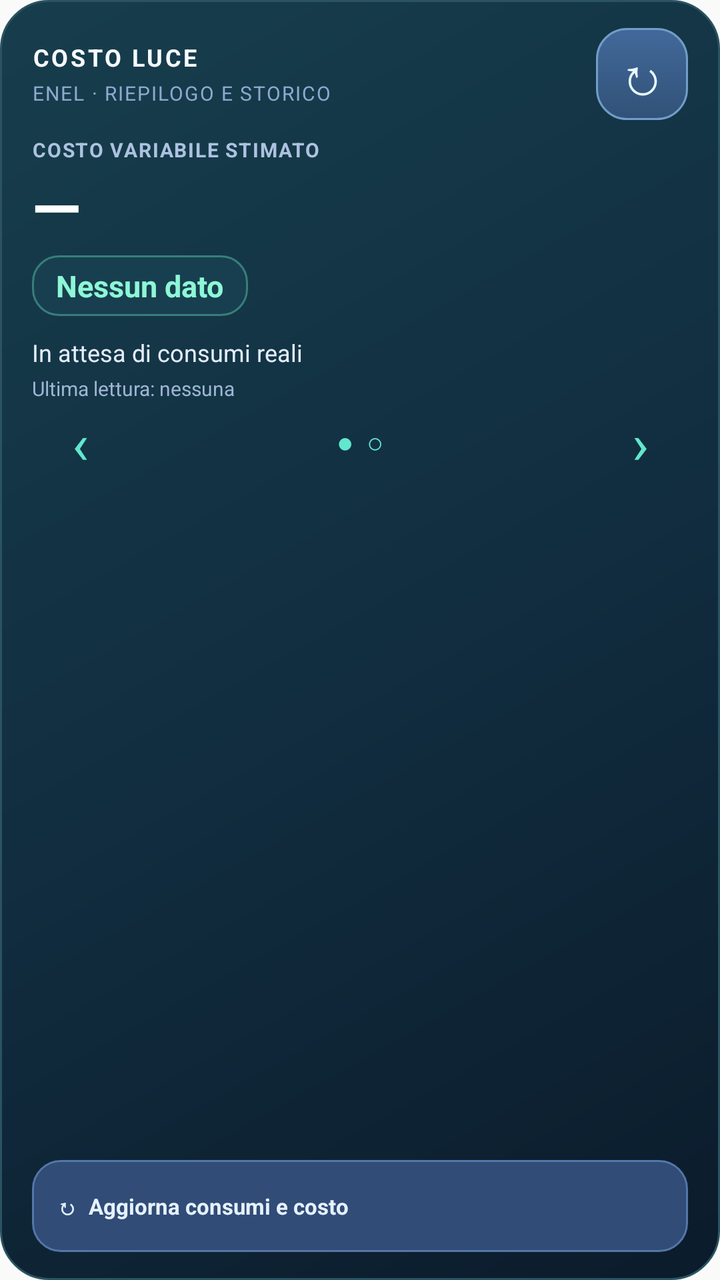
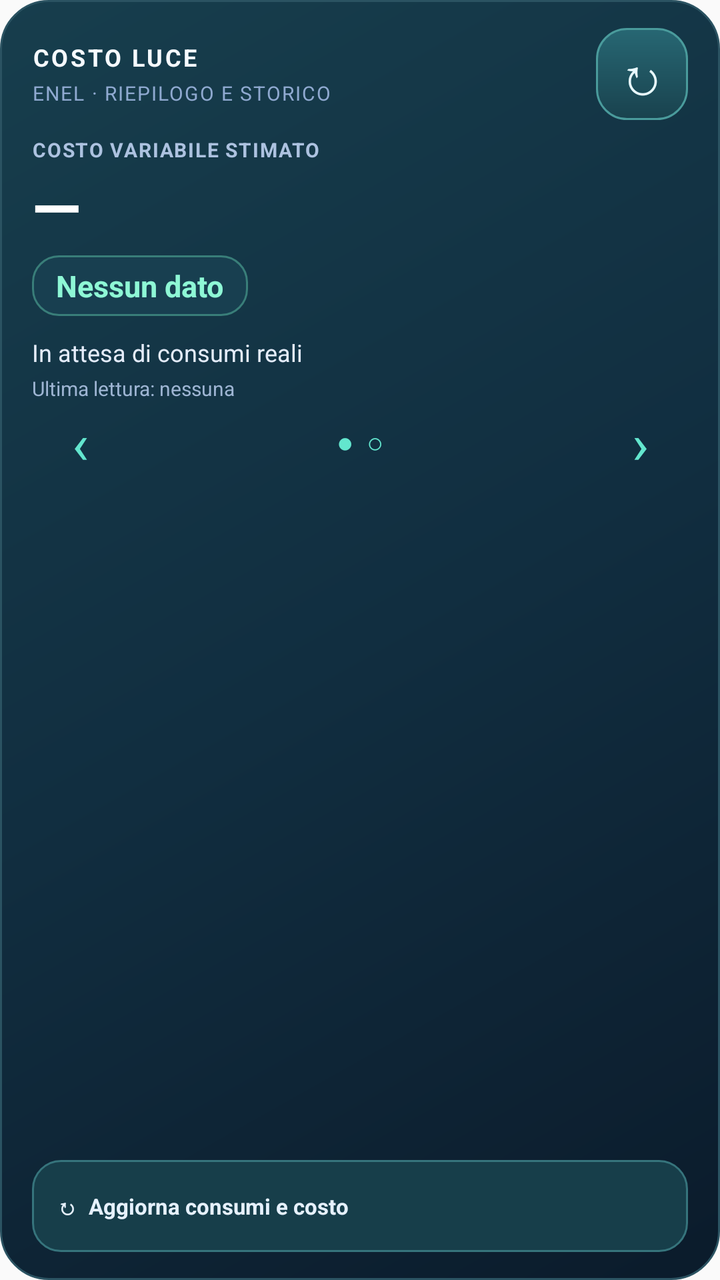

Screens rendered from an Android XML layout before and after an edit, with the pre-edit source and the edit as a unified diff.
<!-- AndroidManifest.xml: application theme android:Theme.Material.Light.NoActionBar -->
<!-- res/layout/costoluce_widget.xml -->
<?xml version="1.0" encoding="utf-8"?>
<LinearLayout xmlns:android="http://schemas.android.com/apk/res/android"
    android:id="@+id/widget_root"
    android:layout_width="match_parent"
    android:layout_height="match_parent"
    android:orientation="vertical"
    android:gravity="top"
    android:background="@drawable/costoluce_widget_bg"
    android:paddingLeft="16dp"
    android:paddingRight="16dp"
    android:paddingTop="14dp"
    android:paddingBottom="14dp">

    <LinearLayout
        android:layout_width="match_parent"
        android:layout_height="wrap_content"
        android:orientation="horizontal"
        android:gravity="center_vertical">
        <LinearLayout
            android:layout_width="0dp"
            android:layout_weight="1"
            android:layout_height="wrap_content"
            android:orientation="vertical">
            <TextView
                android:id="@+id/widget_brand"
                android:layout_width="match_parent"
                android:layout_height="wrap_content"
                android:text="COSTO LUCE"
                android:textColor="#F6FAFF"
                android:textStyle="bold"
                android:letterSpacing="0.10"
                android:textSize="12sp"
                android:maxLines="1"/>
            <TextView
                android:layout_width="match_parent"
                android:layout_height="wrap_content"
                android:layout_marginTop="3dp"
                android:text="ENEL · RIEPILOGO E STORICO"
                android:textColor="#8FA9D0"
                android:letterSpacing="0.07"
                android:textSize="10sp"
                android:maxLines="1"/>
        </LinearLayout>
    <TextView
            android:id="@+id/widget_refresh"
            android:layout_width="46dp"
            android:layout_height="46dp"
            android:layout_marginLeft="8dp"
            android:background="@drawable/costoluce_widget_refresh_bg"
            android:gravity="center"
            android:text="↻"
            android:textSize="26sp"
            android:textColor="#E9FAFF"
            android:contentDescription="Aggiorna i consumi Enel in background"
            android:clickable="true"
            android:focusable="true" />
    </LinearLayout>

        <LinearLayout android:id="@+id/widget_summary" android:layout_width="match_parent" android:layout_height="wrap_content" android:orientation="vertical">
    <TextView
        android:layout_width="match_parent"
        android:layout_height="wrap_content"
        android:layout_marginTop="8dp"
        android:id="@+id/widget_caption"
        android:text="COSTO VARIABILE STIMATO"
        android:letterSpacing="0.06"
        android:textColor="#ADC2E0"
        android:textStyle="bold"
        android:textSize="10sp"
        android:maxLines="1" />

    <TextView
        android:id="@+id/widget_euro"
        android:layout_width="match_parent"
        android:layout_height="wrap_content"
        android:text="—"
        android:textColor="#FFFFFF"
        android:textStyle="bold"
        android:textSize="32sp"
        android:fontFamily="sans"
        android:maxLines="1"
        android:ellipsize="end" />

    <TextView
        android:id="@+id/widget_kwh"
        android:layout_width="wrap_content"
        android:layout_height="wrap_content"
        android:layout_marginTop="3dp"
        android:background="@drawable/costoluce_widget_kwh_bg"
        android:paddingLeft="12dp"
        android:paddingRight="12dp"
        android:paddingTop="5dp"
        android:paddingBottom="5dp"
        android:text="Nessun dato"
        android:textColor="#8EF7D5"
        android:textStyle="bold"
        android:textSize="15sp"
        android:maxLines="1"
        android:ellipsize="end" />

    <TextView
        android:id="@+id/widget_period"
        android:layout_width="match_parent"
        android:layout_height="wrap_content"
        android:layout_marginTop="10dp"
        android:text="In attesa di consumi reali"
        android:textColor="#E4ECFA"
        android:textSize="12sp"
        android:maxLines="1"
        android:ellipsize="end" />

    <TextView
        android:id="@+id/widget_updated"
        android:layout_width="match_parent"
        android:layout_height="wrap_content"
        android:layout_marginTop="3dp"
        android:text="Ultima lettura: nessuna"
        android:textColor="#9EB5D3"
        android:textSize="10sp"
        android:maxLines="1"
        android:ellipsize="end" />

    </LinearLayout>
    <ImageView android:id="@+id/widget_chart" android:layout_width="match_parent" android:layout_height="0dp" android:layout_weight="1" android:visibility="gone" android:scaleType="fitCenter" android:contentDescription="Storico mensile Enel" />
    <LinearLayout android:layout_width="match_parent" android:layout_height="40dp" android:orientation="horizontal" android:gravity="center">
        <TextView android:id="@+id/widget_prev" android:layout_width="48dp" android:layout_height="match_parent" android:text="‹" android:textSize="28sp" android:textColor="#63E6CE" android:gravity="center" android:contentDescription="Cambia pagina" />
        <TextView android:id="@+id/widget_dots" android:layout_width="0dp" android:layout_weight="1" android:layout_height="match_parent" android:text="●  ○" android:textColor="#63E6CE" android:gravity="center" android:contentDescription="Cambia pagina del widget" />
        <TextView android:id="@+id/widget_next" android:layout_width="48dp" android:layout_height="match_parent" android:text="›" android:textSize="28sp" android:textColor="#63E6CE" android:gravity="center" android:contentDescription="Cambia pagina" />
    </LinearLayout>
    
    <LinearLayout
        android:layout_width="match_parent"
        android:layout_height="0dp"
        android:layout_weight="1"
        android:orientation="vertical" />

    <TextView
        android:id="@+id/widget_status"
        android:layout_width="match_parent"
        android:layout_height="46dp"
        android:layout_marginTop="9dp"
        android:background="@drawable/costoluce_widget_status_bg"
        android:paddingLeft="12dp"
        android:paddingRight="10dp"
        android:gravity="center_vertical"
        android:clickable="true"
        android:focusable="true"
        android:contentDescription="Aggiorna consumi e costi senza aprire l'app"
        android:text="↻  Aggiorna consumi e costo"
        android:textColor="#E6F1FE"
        android:textStyle="bold"
        android:textSize="11sp"
        android:maxLines="2"
        android:ellipsize="end" />

</LinearLayout>
<!-- resources referenced by this layout -->
<resources>
  <!-- drawable costoluce_widget_bg (drawable) -->
  <?xml version="1.0" encoding="utf-8"?>
  <shape xmlns:android="http://schemas.android.com/apk/res/android" android:shape="rectangle">
      <gradient android:angle="135" android:startColor="#0B1B2B" android:centerColor="#112E40" android:endColor="#173E4D"/>
      <corners android:radius="24dp"/>
      <stroke android:width="1dp" android:color="#2B5362"/>
  </shape>
  <!-- drawable costoluce_widget_kwh_bg (drawable) -->
  <?xml version="1.0" encoding="utf-8"?>
  <shape xmlns:android="http://schemas.android.com/apk/res/android" android:shape="rectangle">
      <solid android:color="#183F50"/>
      <corners android:radius="13dp"/>
      <stroke android:width="1dp" android:color="#397E79"/>
  </shape>
  <!-- drawable costoluce_widget_refresh_bg (drawable) -->
  <?xml version="1.0" encoding="utf-8"?>
  <shape xmlns:android="http://schemas.android.com/apk/res/android" android:shape="rectangle">
      <gradient android:angle="270" android:startColor="#42699B" android:endColor="#315277"/>
      <corners android:radius="15dp"/>
      <stroke android:width="1dp" android:color="#719DC8"/>
  </shape>
  <!-- drawable costoluce_widget_status_bg (drawable) -->
  <?xml version="1.0" encoding="utf-8"?>
  <shape xmlns:android="http://schemas.android.com/apk/res/android" android:shape="rectangle">
      <solid android:color="#304C77"/>
      <corners android:radius="14dp"/>
      <stroke android:width="1dp" android:color="#5476A8"/>
  </shape>
</resources>

<!-- the commit's change to res/layout/costoluce_widget.xml (unified diff, before → after) -->
@@ -128,7 +128,7 @@
         <TextView android:id="@+id/widget_next" android:layout_width="48dp" android:layout_height="match_parent" android:text="›" android:textSize="28sp" android:textColor="#63E6CE" android:gravity="center" android:contentDescription="Cambia pagina" />
     </LinearLayout>
     
-    <LinearLayout
+    <LinearLayout android:id="@+id/widget_spacer"
         android:layout_width="match_parent"
         android:layout_height="0dp"
         android:layout_weight="1"
<!-- resource entries referenced after the edit -->
@@ -17,16 +17,16 @@
   <!-- drawable costoluce_widget_refresh_bg (drawable) -->
   <?xml version="1.0" encoding="utf-8"?>
   <shape xmlns:android="http://schemas.android.com/apk/res/android" android:shape="rectangle">
-      <gradient android:angle="270" android:startColor="#42699B" android:endColor="#315277"/>
+      <gradient android:angle="270" android:startColor="#276773" android:endColor="#19424E"/>
       <corners android:radius="15dp"/>
-      <stroke android:width="1dp" android:color="#719DC8"/>
+      <stroke android:width="1dp" android:color="#4A9B9C"/>
   </shape>
   <!-- drawable costoluce_widget_status_bg (drawable) -->
   <?xml version="1.0" encoding="utf-8"?>
   <shape xmlns:android="http://schemas.android.com/apk/res/android" android:shape="rectangle">
-      <solid android:color="#304C77"/>
+      <solid android:color="#173E4A"/>
       <corners android:radius="14dp"/>
-      <stroke android:width="1dp" android:color="#5476A8"/>
+      <stroke android:width="1dp" android:color="#36747C"/>
   </shape>
 </resources>
 
